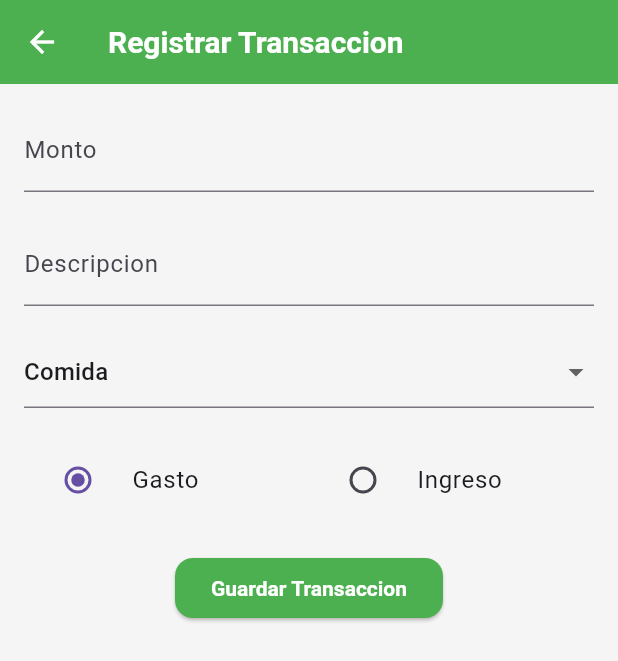
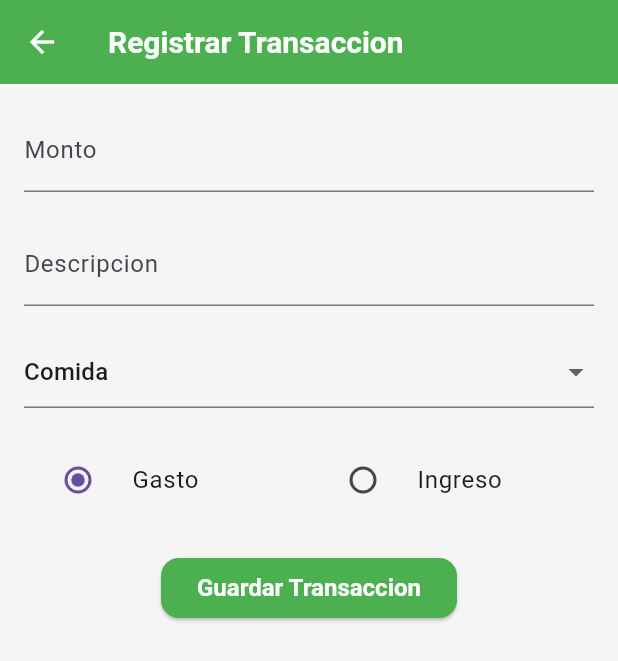
Before and after one commit to breinergg/my_expenses, a Flutter app: the screen it shows after launch, after a tap on "Añadir Transaccion", on a phone screen of 412 x 824 dp. Shown: the top 661 px of the screen. Run offline on Flutter 3.47's test engine with Material 3 defaults, Android fonts, the phone set to English and light mode, and no system bars; our stand-ins replace fl_chart.

Commit message:
changes in widget expense, and fixed other bugs

```diff
--- a/lib/models/transaction.dart
+++ b/lib/models/transaction.dart
@@ -1,11 +1,11 @@
 enum TransactionType { income, expense }
 
 class Transaction {
-  final String id;
-  final String category;
-  final double amount;
-  final TransactionType type;
-  final DateTime date;
+  String id;
+  String category;
+  double amount;
+  TransactionType type;
+  DateTime date;
 
   Transaction({
     required this.id,
--- a/lib/screens/summary_screen.dart
+++ b/lib/screens/summary_screen.dart
@@ -1,26 +1,27 @@
 import 'package:flutter/material.dart';
 import 'package:my_expenses/models/expense_data.dart';
+import 'package:my_expenses/models/transaction.dart';
+import 'package:my_expenses/providers/transaction_provider.dart';
 import 'package:my_expenses/screens/transaction_form_screen.dart';
 import 'package:my_expenses/screens/transaction_history_screen.dart';
 import 'package:my_expenses/widgets/expense_chart.dart';
+import 'package:provider/provider.dart';
 
 class SummaryScreen extends StatelessWidget {
   const SummaryScreen({super.key});
 
   @override
   Widget build(BuildContext context) {
-    final List<ExpenseData> expenseData = [
-      ExpenseData(120, 'Comida'),
-      ExpenseData(300, 'Entretenimiento'),
-      ExpenseData(230, 'Comida'),
-      ExpenseData(100, 'Otros'), // se agrupará en "Otros"
-    ];
+    final transactionProvider = Provider.of<TransactionProvider>(context);
+    final transactions = transactionProvider.transactions;
 
-    // Convertimos la lista en un Map con sumatoria por categoría
-    final Map<String, double> categoryMap = {};
-    for (var e in expenseData) {
-      categoryMap[e.category] = (categoryMap[e.category] ?? 0) + e.ammount;
-    }
+    final totalIncome = transactions
+        .where((transaction) => transaction.type == TransactionType.income)
+        .fold(0.0, (sum, transaction) => sum + transaction.amount);
+
+    final totalExpenses = transactions
+        .where((transaction) => transaction.type == TransactionType.expense)
+        .fold(0.0, (sum, transaction) => sum + transaction.amount);
 
     return Scaffold(
       appBar: AppBar(
@@ -50,25 +51,23 @@ class SummaryScreen extends StatelessWidget {
               style: TextStyle(fontSize: 22, fontWeight: FontWeight.bold),
             ),
             const SizedBox(height: 20),
-            const Card(
+            Card(
               child: ListTile(
                 leading: Icon(Icons.arrow_upward_outlined, color: Colors.green),
                 title: Text('Ingresos'),
-                subtitle: Text('\$0.0'),
+                subtitle: Text('\$${totalIncome.toStringAsFixed(2)}'),
               ),
             ),
-            const Card(
+            Card(
               child: ListTile(
                 leading: Icon(Icons.arrow_downward_outlined, color: Colors.red),
                 title: Text('Gastos'),
-                subtitle: Text('\$0.0'),
+                subtitle: Text('\$${totalExpenses.toStringAsFixed(2)}'),
               ),
             ),
             const SizedBox(height: 20),
-
             // Nuevo gráfico adaptado
-            ExpenseChart(categoryData: categoryMap),
-
+            ExpenseChart(),
             const SizedBox(height: 20),
             Center(
               child: ElevatedButton.icon(
@@ -81,7 +80,10 @@ class SummaryScreen extends StatelessWidget {
                   );
                 },
                 icon: const Icon(Icons.add),
-                label: const Text('Añadir Transaccion'),
+                label: const Text(
+                  'Añadir Transaccion',
+                  style: TextStyle(fontSize: 16, fontWeight: FontWeight.bold),
+                ),
                 style: ElevatedButton.styleFrom(foregroundColor: Colors.white),
               ),
             ),
--- a/lib/screens/transaction_form_screen.dart
+++ b/lib/screens/transaction_form_screen.dart
@@ -5,7 +5,8 @@ import 'package:provider/provider.dart';
 import 'package:uuid/uuid.dart';
 
 class TransactionFormScreen extends StatefulWidget {
-  const TransactionFormScreen({super.key});
+  final Transaction? transaction;
+  const TransactionFormScreen({super.key, this.transaction});
 
   @override
   State<TransactionFormScreen> createState() => _TransactionFormScreenState();
@@ -111,26 +112,48 @@ class _TransactionFormScreenState extends State<TransactionFormScreen> {
                   ),
                   onPressed: () {
                     if (_formKey.currentState!.validate()) {
-                      final newTransaction = Transaction(
-                        id: const Uuid().v4(),
-                        category: _selectedCategory,
-                        amount: double.parse(_amountController.text),
-                        type: _selectedType,
-                        date: DateTime.now(),
-                      );
+                      final transactionProvider =
+                          Provider.of<TransactionProvider>(
+                            context,
+                            listen: false,
+                          );
 
-                      Provider.of<TransactionProvider>(
-                        context,
-                        listen: false,
-                      ).addTransactions(newTransaction);
-
+                      if (widget.transaction == null) {
+                        transactionProvider.addTransactions(
+                          Transaction(
+                            id: Uuid().v4().toString(),
+                            category: _selectedCategory,
+                            amount: double.parse(_amountController.text),
+                            type: _selectedType,
+                            date: DateTime.now(),
+                          ),
+                        );
+                      } else {
+                        widget.transaction!.category = _selectedCategory;
+                        widget.transaction!.amount = double.parse(
+                          _amountController.text,
+                        );
+                        widget.transaction!.type = _selectedType;
+                        transactionProvider.notifyListeners();
+                      }
                       ScaffoldMessenger.of(context).showSnackBar(
-                        const SnackBar(content: Text('Transaccion Registrada')),
+                        SnackBar(
+                          content: Text(
+                            widget.transaction == null
+                                ? 'Transaccion Registrada'
+                                : 'Transaccion Actualizada',
+                          ),
+                        ),
                       );
                       Navigator.pop(context);
                     }
                   },
-                  child: Text('Guardar Transaccion'),
+                  child: Text(
+                    widget.transaction == null
+                        ? 'Guardar Transaccion'
+                        : 'Transaccion Actualizada',
+                    style: TextStyle(fontWeight: FontWeight.bold, fontSize: 16),
+                  ),
                 ),
               ),
             ],
--- a/lib/widgets/expense_chart.dart
+++ b/lib/widgets/expense_chart.dart
@@ -1,16 +1,29 @@
 import 'package:flutter/material.dart';
 import 'package:fl_chart/fl_chart.dart';
+import 'package:my_expenses/models/transaction.dart';
+import 'package:my_expenses/providers/transaction_provider.dart';
+import 'package:provider/provider.dart';
 
 class ExpenseChart extends StatelessWidget {
-  final Map<String, double> categoryData;
-
-  ExpenseChart({required this.categoryData});
+  const ExpenseChart({super.key});
 
   @override
   Widget build(BuildContext context) {
+    final transactionProvider = Provider.of<TransactionProvider>(context);
+    final expenses =
+        transactionProvider.transactions
+            .where((tr) => tr.type == TransactionType.expense)
+            .toList();
+
+    final Map<String, double> categoryData = {};
+    for (var tr in expenses) {
+      final category = _normalizeCategory(tr.category);
+      categoryData[category] = (categoryData[category] ?? 0) + tr.amount;
+    }
+
     final List<PieChartSectionData> sections =
         categoryData.entries.map((entry) {
-          final category = _normalizeCategory(entry.key);
+          final category = entry.key;
           final color = _getColorForCategory(category);
 
           return PieChartSectionData(
@@ -39,16 +52,21 @@ class ExpenseChart extends StatelessWidget {
     );
   }
 
-  /// Normaliza la categoría para agrupar las desconocidas en "Otros"
+  /// NORMALIZA CATEGORIA Y AGRUPA DESCONOCIDAS POR ¨OTROS¨
   String _normalizeCategory(String category) {
-    const categoriasValidas = ['Comida', 'Transporte', 'Entretenimiento'];
+    const categoriasValidas = [
+      'Comida',
+      'Transporte',
+      'Entretenimiento',
+      'Otros',
+    ];
     if (!categoriasValidas.contains(category)) {
       return 'Otros';
     }
     return category;
   }
 
-  /// Asigna color por categoría
+  // COLOR POR CATEGORIA
   Color _getColorForCategory(String category) {
     switch (category) {
       case 'Comida':
```
Also changed, not shown: lib/screens/transaction_history_screen.dart (+12 -0 lines).
